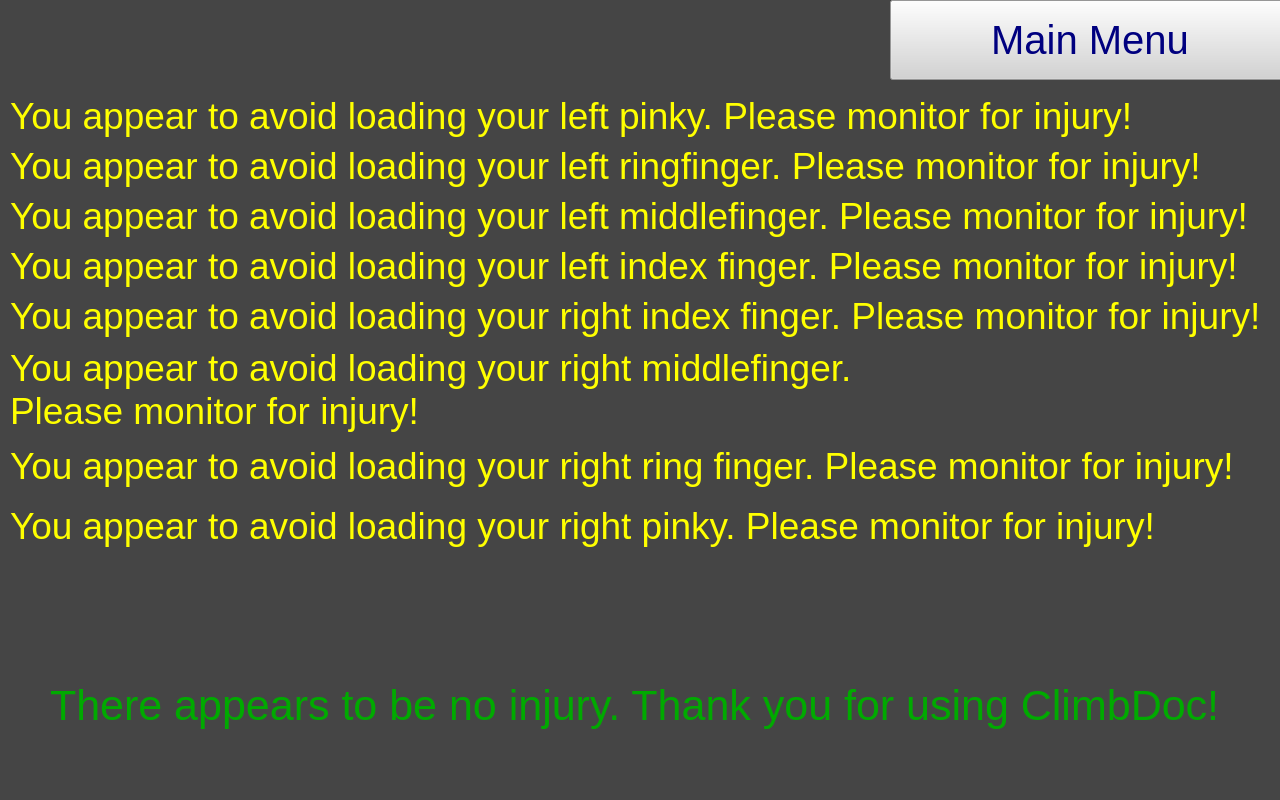
First picture: the form in climbdoc/results.ui, repository Jonasstre/Climbdoc, before the edit.
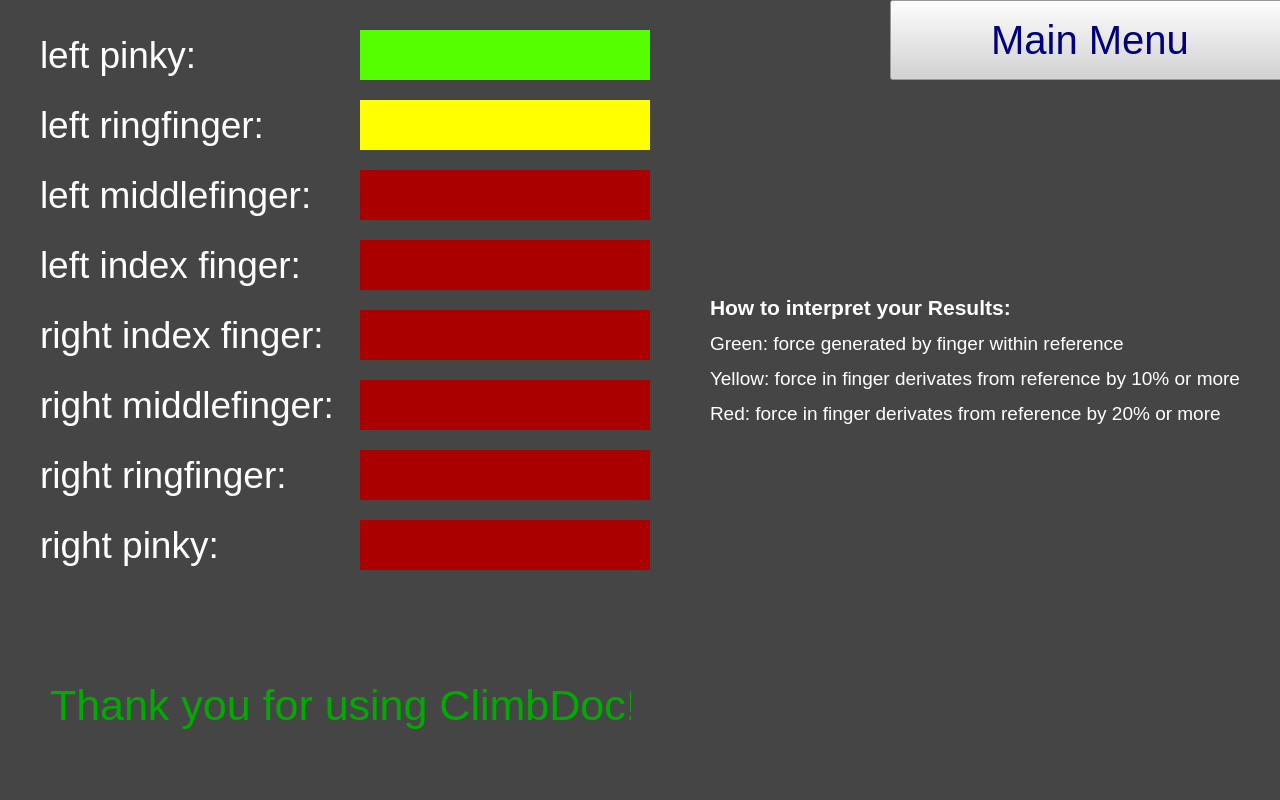
Second picture: the form after the edit.

Commit message:
Implemented Results
-Added functions for comparing data to reference
-impemented signal system
-adjusted ui

```diff
--- a/climbdoc/results.ui
+++ b/climbdoc/results.ui
@@ -21,7 +21,7 @@
     <rect>
      <x>50</x>
      <y>650</y>
-     <width>1180</width>
+     <width>581</width>
      <height>110</height>
     </rect>
    </property>
@@ -34,175 +34,7 @@
     <string notr="true">color: rgb(0, 170, 0);</string>
    </property>
    <property name="text">
-    <string>There appears to be no injury. Thank you for using ClimbDoc!</string>
-   </property>
-  </widget>
-  <widget class="QLabel" name="label_lk">
-   <property name="geometry">
-    <rect>
-     <x>10</x>
-     <y>90</y>
-     <width>1141</width>
-     <height>51</height>
-    </rect>
-   </property>
-   <property name="font">
-    <font>
-     <pointsize>28</pointsize>
-    </font>
-   </property>
-   <property name="styleSheet">
-    <string notr="true">color: rgb(255, 255, 0);</string>
-   </property>
-   <property name="text">
-    <string>You appear to avoid loading your left pinky. Please monitor for injury!</string>
-   </property>
-  </widget>
-  <widget class="QLabel" name="label_lr">
-   <property name="geometry">
-    <rect>
-     <x>10</x>
-     <y>140</y>
-     <width>1221</width>
-     <height>51</height>
-    </rect>
-   </property>
-   <property name="font">
-    <font>
-     <pointsize>28</pointsize>
-    </font>
-   </property>
-   <property name="styleSheet">
-    <string notr="true">color: rgb(255, 255, 0);</string>
-   </property>
-   <property name="text">
-    <string>You appear to avoid loading your left ringfinger. Please monitor for injury!</string>
-   </property>
-  </widget>
-  <widget class="QLabel" name="label_lm">
-   <property name="geometry">
-    <rect>
-     <x>10</x>
-     <y>190</y>
-     <width>1261</width>
-     <height>51</height>
-    </rect>
-   </property>
-   <property name="font">
-    <font>
-     <pointsize>28</pointsize>
-    </font>
-   </property>
-   <property name="styleSheet">
-    <string notr="true">color: rgb(255, 255, 0);</string>
-   </property>
-   <property name="text">
-    <string>You appear to avoid loading your left middlefinger. Please monitor for injury!</string>
-   </property>
-  </widget>
-  <widget class="QLabel" name="label_lz">
-   <property name="geometry">
-    <rect>
-     <x>10</x>
-     <y>240</y>
-     <width>1261</width>
-     <height>51</height>
-    </rect>
-   </property>
-   <property name="font">
-    <font>
-     <pointsize>28</pointsize>
-    </font>
-   </property>
-   <property name="styleSheet">
-    <string notr="true">color: rgb(255, 255, 0);</string>
-   </property>
-   <property name="text">
-    <string>You appear to avoid loading your left index finger. Please monitor for injury!</string>
-   </property>
-  </widget>
-  <widget class="QLabel" name="label_rz">
-   <property name="geometry">
-    <rect>
-     <x>10</x>
-     <y>290</y>
-     <width>1271</width>
-     <height>51</height>
-    </rect>
-   </property>
-   <property name="font">
-    <font>
-     <pointsize>28</pointsize>
-    </font>
-   </property>
-   <property name="styleSheet">
-    <string notr="true">color: rgb(255, 255, 0);</string>
-   </property>
-   <property name="text">
-    <string>You appear to avoid loading your right index finger. Please monitor for injury!</string>
-   </property>
-  </widget>
-  <widget class="QLabel" name="label_rm">
-   <property name="geometry">
-    <rect>
-     <x>10</x>
-     <y>340</y>
-     <width>1271</width>
-     <height>101</height>
-    </rect>
-   </property>
-   <property name="font">
-    <font>
-     <pointsize>28</pointsize>
-    </font>
-   </property>
-   <property name="styleSheet">
-    <string notr="true">color: rgb(255, 255, 0);</string>
-   </property>
-   <property name="text">
-    <string>&lt;html&gt;&lt;head/&gt;&lt;body&gt;&lt;p&gt;You appear to avoid loading your right middlefinger.&lt;br/&gt;Please monitor for injury!&lt;/p&gt;&lt;/body&gt;&lt;/html&gt;</string>
-   </property>
-  </widget>
-  <widget class="QLabel" name="label_rr">
-   <property name="geometry">
-    <rect>
-     <x>10</x>
-     <y>440</y>
-     <width>1271</width>
-     <height>51</height>
-    </rect>
-   </property>
-   <property name="font">
-    <font>
-     <pointsize>28</pointsize>
-    </font>
-   </property>
-   <property name="styleSheet">
-    <string notr="true">color: rgb(255, 255, 0);</string>
-   </property>
-   <property name="text">
-    <string>You appear to avoid loading your right ring finger. Please monitor for injury!</string>
-   </property>
-  </widget>
-  <widget class="QLabel" name="label_rk">
-   <property name="geometry">
-    <rect>
-     <x>10</x>
-     <y>500</y>
-     <width>1271</width>
-     <height>51</height>
-    </rect>
-   </property>
-   <property name="font">
-    <font>
-     <pointsize>28</pointsize>
-    </font>
-   </property>
-   <property name="styleSheet">
-    <string notr="true">color: rgb(255, 255, 0);</string>
-   </property>
-   <property name="text">
-    <string>You appear to avoid loading your right pinky. Please monitor for injury!</string>
+    <string>Thank you for using ClimbDoc!</string>
    </property>
   </widget>
   <widget class="QPushButton" name="pushButton">
@@ -228,6 +60,318 @@
     <string>Main Menu</string>
    </property>
   </widget>
+  <widget class="QLabel" name="label">
+   <property name="geometry">
+    <rect>
+     <x>710</x>
+     <y>150</y>
+     <width>541</width>
+     <height>421</height>
+    </rect>
+   </property>
+   <property name="styleSheet">
+    <string notr="true">color: rgb(255, 255, 255);</string>
+   </property>
+   <property name="text">
+    <string>&lt;html&gt;&lt;head/&gt;&lt;body&gt;&lt;p&gt;&lt;span style=&quot; font-size:16pt; font-weight:700;&quot;&gt;How to interpret your Results:&lt;/span&gt;&lt;/p&gt;&lt;p&gt;&lt;span style=&quot; font-size:14pt;&quot;&gt;Green: force generated by finger within reference&lt;/span&gt;&lt;/p&gt;&lt;p&gt;&lt;span style=&quot; font-size:14pt;&quot;&gt;Yellow: force in finger derivates from reference by 10% or more&lt;/span&gt;&lt;/p&gt;&lt;p&gt;&lt;span style=&quot; font-size:14pt;&quot;&gt;Red: force in finger derivates from reference by 20% or more&lt;/span&gt;&lt;/p&gt;&lt;/body&gt;&lt;/html&gt;</string>
+   </property>
+  </widget>
+  <widget class="QLabel" name="label_1">
+   <property name="geometry">
+    <rect>
+     <x>360</x>
+     <y>30</y>
+     <width>290</width>
+     <height>50</height>
+    </rect>
+   </property>
+   <property name="styleSheet">
+    <string notr="true">background-color: rgb(85, 255, 0);</string>
+   </property>
+   <property name="text">
+    <string/>
+   </property>
+  </widget>
+  <widget class="QLabel" name="label_2">
+   <property name="geometry">
+    <rect>
+     <x>360</x>
+     <y>100</y>
+     <width>290</width>
+     <height>50</height>
+    </rect>
+   </property>
+   <property name="styleSheet">
+    <string notr="true">background-color: rgb(255, 255, 0);</string>
+   </property>
+   <property name="text">
+    <string/>
+   </property>
+  </widget>
+  <widget class="QLabel" name="label_3">
+   <property name="geometry">
+    <rect>
+     <x>360</x>
+     <y>170</y>
+     <width>290</width>
+     <height>50</height>
+    </rect>
+   </property>
+   <property name="styleSheet">
+    <string notr="true">background-color: rgb(170, 0, 0);</string>
+   </property>
+   <property name="text">
+    <string/>
+   </property>
+  </widget>
+  <widget class="QLabel" name="label_5">
+   <property name="geometry">
+    <rect>
+     <x>360</x>
+     <y>310</y>
+     <width>290</width>
+     <height>50</height>
+    </rect>
+   </property>
+   <property name="styleSheet">
+    <string notr="true">background-color: rgb(170, 0, 0);</string>
+   </property>
+   <property name="text">
+    <string/>
+   </property>
+  </widget>
+  <widget class="QLabel" name="label_4">
+   <property name="geometry">
+    <rect>
+     <x>360</x>
+     <y>240</y>
+     <width>290</width>
+     <height>50</height>
+    </rect>
+   </property>
+   <property name="styleSheet">
+    <string notr="true">background-color: rgb(170, 0, 0);</string>
+   </property>
+   <property name="text">
+    <string/>
+   </property>
+  </widget>
+  <widget class="QLabel" name="label_6">
+   <property name="geometry">
+    <rect>
+     <x>360</x>
+     <y>380</y>
+     <width>290</width>
+     <height>50</height>
+    </rect>
+   </property>
+   <property name="styleSheet">
+    <string notr="true">background-color: rgb(170, 0, 0);</string>
+   </property>
+   <property name="text">
+    <string/>
+   </property>
+  </widget>
+  <widget class="QLabel" name="label_7">
+   <property name="geometry">
+    <rect>
+     <x>360</x>
+     <y>450</y>
+     <width>290</width>
+     <height>50</height>
+    </rect>
+   </property>
+   <property name="styleSheet">
+    <string notr="true">background-color: rgb(170, 0, 0);</string>
+   </property>
+   <property name="text">
+    <string/>
+   </property>
+  </widget>
+  <widget class="QLabel" name="label_rk">
+   <property name="geometry">
+    <rect>
+     <x>40</x>
+     <y>520</y>
+     <width>184</width>
+     <height>50</height>
+    </rect>
+   </property>
+   <property name="font">
+    <font>
+     <pointsize>28</pointsize>
+    </font>
+   </property>
+   <property name="styleSheet">
+    <string notr="true">color: rgb(255, 255, 255);</string>
+   </property>
+   <property name="text">
+    <string>right pinky:</string>
+   </property>
+  </widget>
+  <widget class="QLabel" name="label_rr">
+   <property name="geometry">
+    <rect>
+     <x>40</x>
+     <y>450</y>
+     <width>257</width>
+     <height>50</height>
+    </rect>
+   </property>
+   <property name="font">
+    <font>
+     <pointsize>28</pointsize>
+    </font>
+   </property>
+   <property name="styleSheet">
+    <string notr="true">color: rgb(255, 255, 255);</string>
+   </property>
+   <property name="text">
+    <string>right ringfinger:</string>
+   </property>
+  </widget>
+  <widget class="QLabel" name="label_lk">
+   <property name="geometry">
+    <rect>
+     <x>40</x>
+     <y>30</y>
+     <width>160</width>
+     <height>50</height>
+    </rect>
+   </property>
+   <property name="font">
+    <font>
+     <pointsize>28</pointsize>
+    </font>
+   </property>
+   <property name="styleSheet">
+    <string notr="true">color: rgb(255, 255, 255);</string>
+   </property>
+   <property name="text">
+    <string>left pinky:</string>
+   </property>
+  </widget>
+  <widget class="QLabel" name="label_lr">
+   <property name="geometry">
+    <rect>
+     <x>40</x>
+     <y>100</y>
+     <width>230</width>
+     <height>50</height>
+    </rect>
+   </property>
+   <property name="font">
+    <font>
+     <pointsize>28</pointsize>
+    </font>
+   </property>
+   <property name="styleSheet">
+    <string notr="true">color: rgb(255, 255, 255);</string>
+   </property>
+   <property name="text">
+    <string>left ringfinger:</string>
+   </property>
+  </widget>
+  <widget class="QLabel" name="label_lm">
+   <property name="geometry">
+    <rect>
+     <x>40</x>
+     <y>170</y>
+     <width>280</width>
+     <height>50</height>
+    </rect>
+   </property>
+   <property name="font">
+    <font>
+     <pointsize>28</pointsize>
+    </font>
+   </property>
+   <property name="styleSheet">
+    <string notr="true">color: rgb(255, 255, 255);</string>
+   </property>
+   <property name="text">
+    <string>left middlefinger:</string>
+   </property>
+  </widget>
+  <widget class="QLabel" name="label_lz">
+   <property name="geometry">
+    <rect>
+     <x>40</x>
+     <y>240</y>
+     <width>265</width>
+     <height>50</height>
+    </rect>
+   </property>
+   <property name="font">
+    <font>
+     <pointsize>28</pointsize>
+    </font>
+   </property>
+   <property name="styleSheet">
+    <string notr="true">color: rgb(255, 255, 255);</string>
+   </property>
+   <property name="text">
+    <string>left index finger:</string>
+   </property>
+  </widget>
+  <widget class="QLabel" name="label_rz">
+   <property name="geometry">
+    <rect>
+     <x>40</x>
+     <y>310</y>
+     <width>290</width>
+     <height>50</height>
+    </rect>
+   </property>
+   <property name="font">
+    <font>
+     <pointsize>28</pointsize>
+    </font>
+   </property>
+   <property name="styleSheet">
+    <string notr="true">color: rgb(255, 255, 255);</string>
+   </property>
+   <property name="text">
+    <string>right index finger:</string>
+   </property>
+  </widget>
+  <widget class="QLabel" name="label_rm">
+   <property name="geometry">
+    <rect>
+     <x>40</x>
+     <y>380</y>
+     <width>305</width>
+     <height>50</height>
+    </rect>
+   </property>
+   <property name="font">
+    <font>
+     <pointsize>28</pointsize>
+    </font>
+   </property>
+   <property name="styleSheet">
+    <string notr="true">color: rgb(255, 255, 255);</string>
+   </property>
+   <property name="text">
+    <string>right middlefinger:</string>
+   </property>
+  </widget>
+  <widget class="QLabel" name="label_8">
+   <property name="geometry">
+    <rect>
+     <x>360</x>
+     <y>520</y>
+     <width>290</width>
+     <height>50</height>
+    </rect>
+   </property>
+   <property name="styleSheet">
+    <string notr="true">background-color: rgb(170, 0, 0);</string>
+   </property>
+   <property name="text">
+    <string/>
+   </property>
+  </widget>
  </widget>
  <resources/>
  <connections/>
```
The commit also changes 6 other files.
